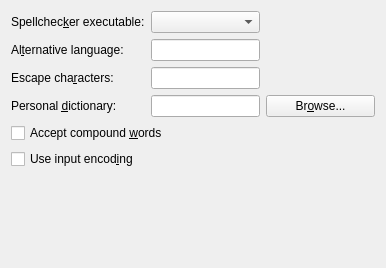
Above: src/frontends/qt4/ui/PrefSpellcheckerUi.ui from cburschka/lyx before the change. Below: the same form after it.
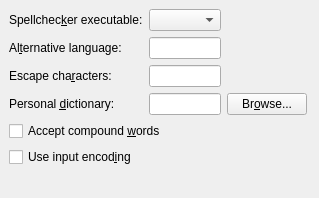
That is the form after the change.

The edit to the form file:
```diff
--- a/src/frontends/qt4/ui/PrefSpellcheckerUi.ui
+++ b/src/frontends/qt4/ui/PrefSpellcheckerUi.ui
@@ -5,45 +5,24 @@
    <rect>
     <x>0</x>
     <y>0</y>
-    <width>386</width>
-    <height>268</height>
+    <width>319</width>
+    <height>198</height>
    </rect>
   </property>
   <property name="windowTitle" >
    <string/>
   </property>
-  <layout class="QVBoxLayout" >
-   <property name="margin" >
-    <number>11</number>
-   </property>
-   <property name="spacing" >
-    <number>6</number>
-   </property>
-   <item>
     <layout class="QGridLayout" >
      <property name="margin" >
-      <number>0</number>
+    <number>9</number>
      </property>
      <property name="spacing" >
       <number>6</number>
      </property>
-     <item row="0" column="0" >
-      <widget class="QLabel" name="spellCommandLA" >
-       <property name="text" >
-        <string>Spellchec&amp;ker executable:</string>
-       </property>
-       <property name="buddy" >
-        <cstring>spellCommandCO</cstring>
-       </property>
-      </widget>
-     </item>
-     <item row="2" column="1" >
-      <widget class="QLineEdit" name="escapeCharactersED" />
-     </item>
-     <item row="0" column="2" >
+   <item row="6" column="0" colspan="3" >
       <spacer>
        <property name="orientation" >
-        <enum>Qt::Horizontal</enum>
+      <enum>Qt::Vertical</enum>
        </property>
        <property name="sizeType" >
         <enum>QSizePolicy::Expanding</enum>
@@ -56,10 +35,26 @@
        </property>
       </spacer>
      </item>
-     <item row="1" column="1" >
-      <widget class="QLineEdit" name="altLanguageED" >
-       <property name="toolTip" >
-        <string>Override the language used for the spellchecker</string>
+   <item row="3" column="3" >
+    <spacer>
+     <property name="orientation" >
+      <enum>Qt::Horizontal</enum>
+     </property>
+     <property name="sizeType" >
+      <enum>QSizePolicy::Expanding</enum>
+     </property>
+     <property name="sizeHint" >
+      <size>
+       <width>41</width>
+       <height>22</height>
+      </size>
+     </property>
+    </spacer>
+   </item>
+   <item row="3" column="2" >
+    <widget class="QPushButton" name="persDictionaryPB" >
+     <property name="text" >
+      <string>Br&amp;owse...</string>
        </property>
       </widget>
      </item>
@@ -73,38 +68,8 @@
        </property>
       </widget>
      </item>
-     <item row="3" column="2" >
-      <widget class="QPushButton" name="persDictionaryPB" >
-       <property name="text" >
-        <string>Br&amp;owse...</string>
-       </property>
-      </widget>
-     </item>
-     <item row="2" column="0" >
-      <widget class="QLabel" name="escapeCharactersLA" >
-       <property name="text" >
-        <string>Escape cha&amp;racters:</string>
-       </property>
-       <property name="buddy" >
-        <cstring>escapeCharactersED</cstring>
-       </property>
-      </widget>
-     </item>
-     <item row="2" column="2" >
-      <spacer>
-       <property name="orientation" >
-        <enum>Qt::Horizontal</enum>
-       </property>
-       <property name="sizeType" >
-        <enum>QSizePolicy::Expanding</enum>
-       </property>
-       <property name="sizeHint" >
-        <size>
-         <width>20</width>
-         <height>20</height>
-        </size>
-       </property>
-      </spacer>
+   <item row="2" column="1" >
+    <widget class="QLineEdit" name="escapeCharactersED" />
      </item>
      <item row="3" column="1" >
       <widget class="QLineEdit" name="persDictionaryED" >
@@ -113,6 +78,9 @@
        </property>
       </widget>
      </item>
+   <item row="0" column="1" >
+    <widget class="QComboBox" name="spellCommandCO" />
+   </item>
      <item row="3" column="0" >
       <widget class="QLabel" name="persDictionaryLA" >
        <property name="text" >
@@ -123,28 +91,41 @@
        </property>
       </widget>
      </item>
-     <item row="0" column="1" >
-      <widget class="QComboBox" name="spellCommandCO" />
-     </item>
-     <item row="1" column="2" >
-      <spacer>
-       <property name="orientation" >
-        <enum>Qt::Horizontal</enum>
-       </property>
-       <property name="sizeType" >
-        <enum>QSizePolicy::Expanding</enum>
-       </property>
-       <property name="sizeHint" >
-        <size>
-         <width>20</width>
-         <height>20</height>
-        </size>
-       </property>
-      </spacer>
-     </item>
-    </layout>
+   <item row="2" column="0" >
+    <widget class="QLabel" name="escapeCharactersLA" >
+     <property name="text" >
+      <string>Escape cha&amp;racters:</string>
+     </property>
+     <property name="buddy" >
+      <cstring>escapeCharactersED</cstring>
+     </property>
+    </widget>
+   </item>
+   <item row="0" column="0" >
+    <widget class="QLabel" name="spellCommandLA" >
+     <property name="text" >
+      <string>Spellchec&amp;ker executable:</string>
+     </property>
+     <property name="buddy" >
+      <cstring>spellCommandCO</cstring>
+     </property>
+    </widget>
+   </item>
+   <item row="1" column="1" >
+    <widget class="QLineEdit" name="altLanguageED" >
+     <property name="toolTip" >
+      <string>Override the language used for the spellchecker</string>
+     </property>
+    </widget>
+   </item>
+   <item row="5" column="0" colspan="3" >
+    <widget class="QCheckBox" name="inputEncodingCB" >
+     <property name="text" >
+      <string>Use input encod&amp;ing</string>
+     </property>
+    </widget>
    </item>
-   <item>
+   <item row="4" column="0" colspan="3" >
     <widget class="QCheckBox" name="compoundWordCB" >
      <property name="toolTip" >
       <string>Accept words such as "diskdrive"</string>
@@ -154,29 +135,6 @@
      </property>
     </widget>
    </item>
-   <item>
-    <widget class="QCheckBox" name="inputEncodingCB" >
-     <property name="text" >
-      <string>Use input encod&amp;ing</string>
-     </property>
-    </widget>
-   </item>
-   <item>
-    <spacer>
-     <property name="orientation" >
-      <enum>Qt::Vertical</enum>
-     </property>
-     <property name="sizeType" >
-      <enum>QSizePolicy::Expanding</enum>
-     </property>
-     <property name="sizeHint" >
-      <size>
-       <width>20</width>
-       <height>20</height>
-      </size>
-     </property>
-    </spacer>
-   </item>
   </layout>
  </widget>
  <pixmapfunction></pixmapfunction>
```
Left out of the diff: 7 changed lines with no effect on the pictures. Lines whose indentation alone changed are shown as unchanged.
